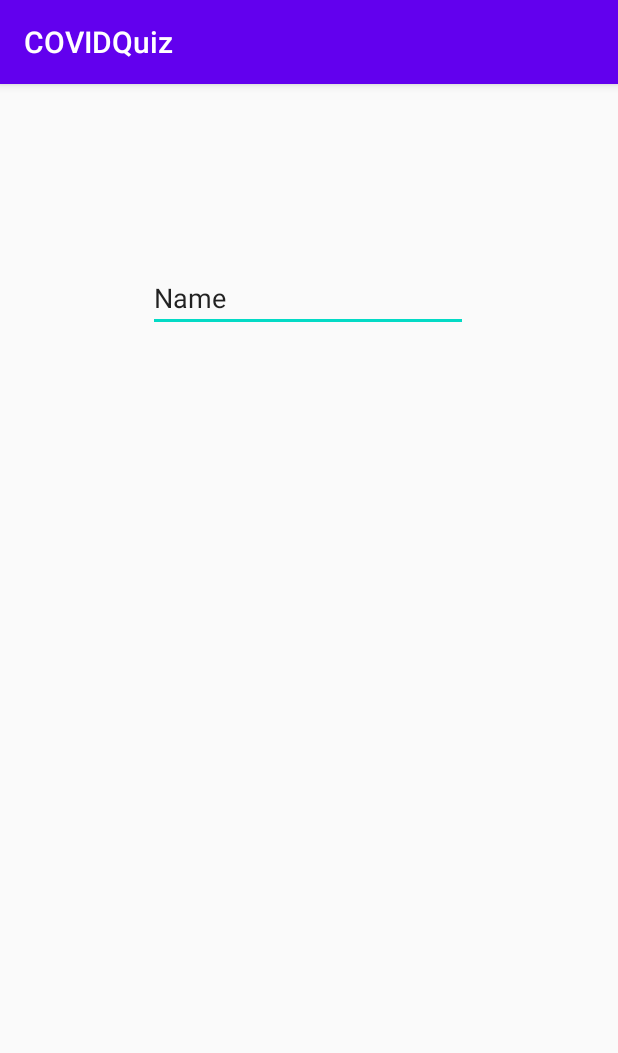
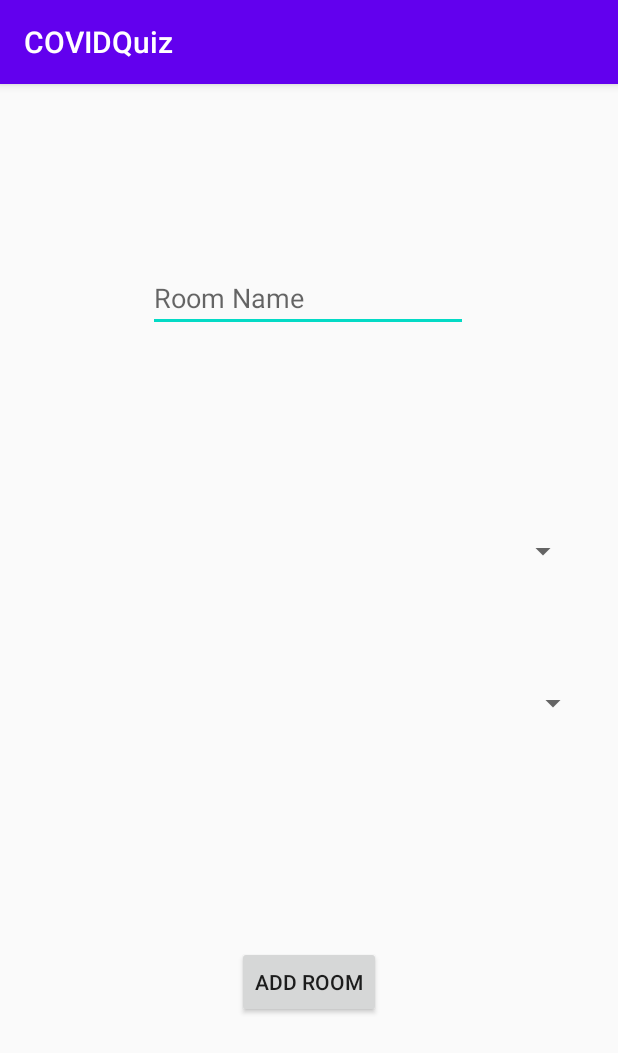
Before and after one commit to jmahajan117/COVIDQuiz, an Android app: the CreateRoom screen opened directly, with no data from a screen before it, on a phone screen of 412 x 824 dp. Shown: the top 1053 px of the screen. Run offline under Robolectric (Android 15) with nearby library versions, the phone set to English and light mode, and no system bars.

Commit message:
Added Create Room UI

```diff
--- a/app/src/main/java/com/example/covidquiz/CreateRoom.java
+++ b/app/src/main/java/com/example/covidquiz/CreateRoom.java
@@ -3,12 +3,43 @@ package com.example.covidquiz;
 import androidx.appcompat.app.AppCompatActivity;
 
 import android.os.Bundle;
+import android.view.View;
+import android.widget.ArrayAdapter;
+import android.widget.Spinner;
+
+import java.util.ArrayList;
 
 public class CreateRoom extends AppCompatActivity {
+
+    private String currentTeam;
+    private Spinner topics;
+    private Spinner teams;
 
     @Override
     protected void onCreate(Bundle savedInstanceState) {
         super.onCreate(savedInstanceState);
         setContentView(R.layout.activity_create_room);
+        currentTeam = this.getIntent().getStringExtra("Team Name");
+
+        topics = (Spinner) findViewById(R.id.spinnerTopic);
+        teams = (Spinner) findViewById(R.id.spinnerTeams);
+
+        ArrayList<String> allTopics = new ArrayList<>();
+        ArrayList<String> allPossibleTeams = new ArrayList<>();
+        //TODO: Populate the spinner, for topics and teams (EXCEPT THE CURR TEAM)
+
+
+
+        ArrayAdapter topicAdapter = new ArrayAdapter(this,
+                android.R.layout.simple_dropdown_item_1line, allTopics);
+        ArrayAdapter teamAdapter = new ArrayAdapter(this,
+                android.R.layout.simple_dropdown_item_1line, allPossibleTeams);
+        topics.setAdapter(topicAdapter);
+        teams.setAdapter(teamAdapter);
+
+    }
+
+    public void onCreateRoom(View view) {
+        // TODO: Add room to SQL
     }
 }
--- a/app/src/main/res/layout/activity_create_room.xml
+++ b/app/src/main/res/layout/activity_create_room.xml
@@ -7,15 +7,47 @@
     tools:context=".CreateRoom">
 
     <EditText
-        android:id="@+id/editTextTextPersonName2"
+        android:id="@+id/editTextRoomName"
         android:layout_width="wrap_content"
         android:layout_height="wrap_content"
         android:layout_marginTop="120dp"
         android:ems="10"
+        android:hint="Room Name"
         android:inputType="textPersonName"
-        android:text="Name"
         app:layout_constraintEnd_toEndOf="parent"
         app:layout_constraintHorizontal_bias="0.497"
         app:layout_constraintStart_toStartOf="parent"
         app:layout_constraintTop_toTopOf="parent" />
+
+    <Spinner
+        android:id="@+id/spinnerTeams"
+        android:layout_width="359dp"
+        android:layout_height="27dp"
+        app:layout_constraintBottom_toBottomOf="parent"
+        app:layout_constraintEnd_toEndOf="parent"
+        app:layout_constraintStart_toStartOf="parent"
+        app:layout_constraintTop_toBottomOf="@+id/editTextRoomName"
+        app:layout_constraintVertical_bias="0.231" />
+
+    <Spinner
+        android:id="@+id/spinnerTopic"
+        android:layout_width="376dp"
+        android:layout_height="33dp"
+        app:layout_constraintBottom_toBottomOf="parent"
+        app:layout_constraintEnd_toEndOf="parent"
+        app:layout_constraintHorizontal_bias="0.457"
+        app:layout_constraintStart_toStartOf="parent"
+        app:layout_constraintTop_toBottomOf="@+id/spinnerTeams"
+        app:layout_constraintVertical_bias="0.173" />
+
+    <Button
+        android:id="@+id/buttonAddRoom"
+        android:layout_width="wrap_content"
+        android:layout_height="wrap_content"
+        android:onClick="onCreateRoom"
+        android:text="Add Room"
+        app:layout_constraintBottom_toBottomOf="parent"
+        app:layout_constraintEnd_toEndOf="parent"
+        app:layout_constraintStart_toStartOf="parent"
+        app:layout_constraintTop_toBottomOf="@+id/spinnerTopic" />
 </androidx.constraintlayout.widget.ConstraintLayout>
```
